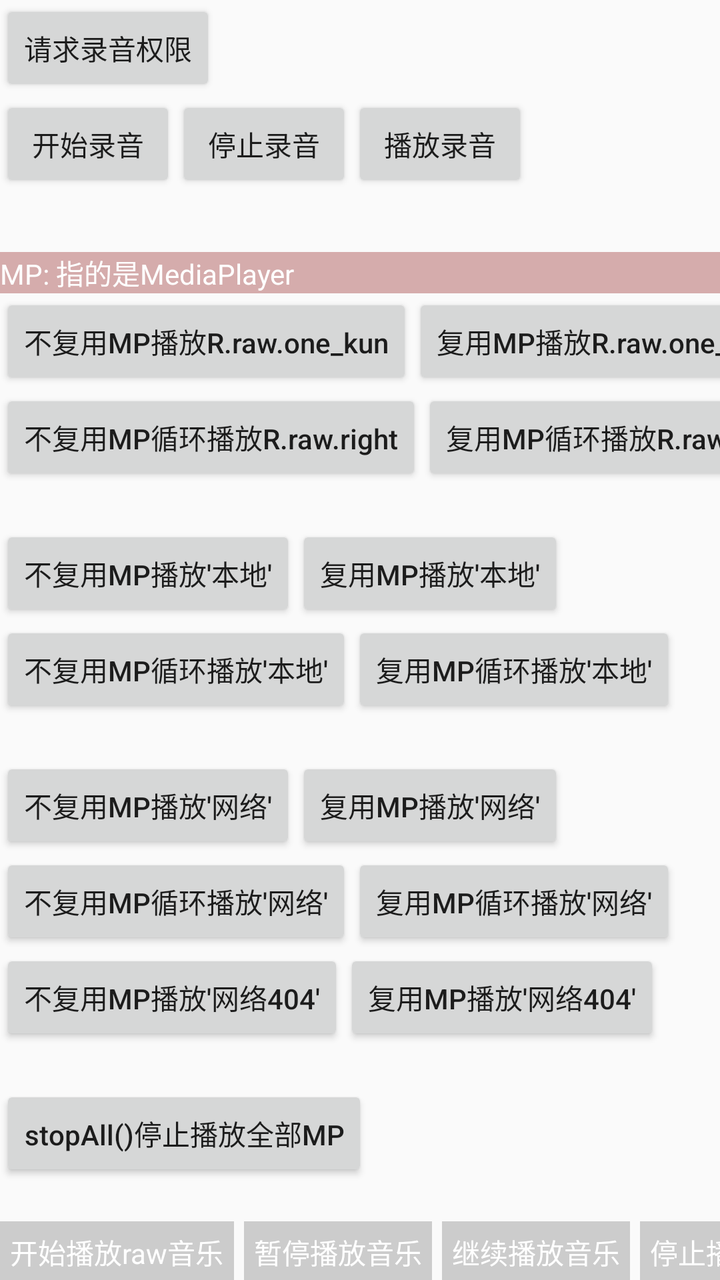
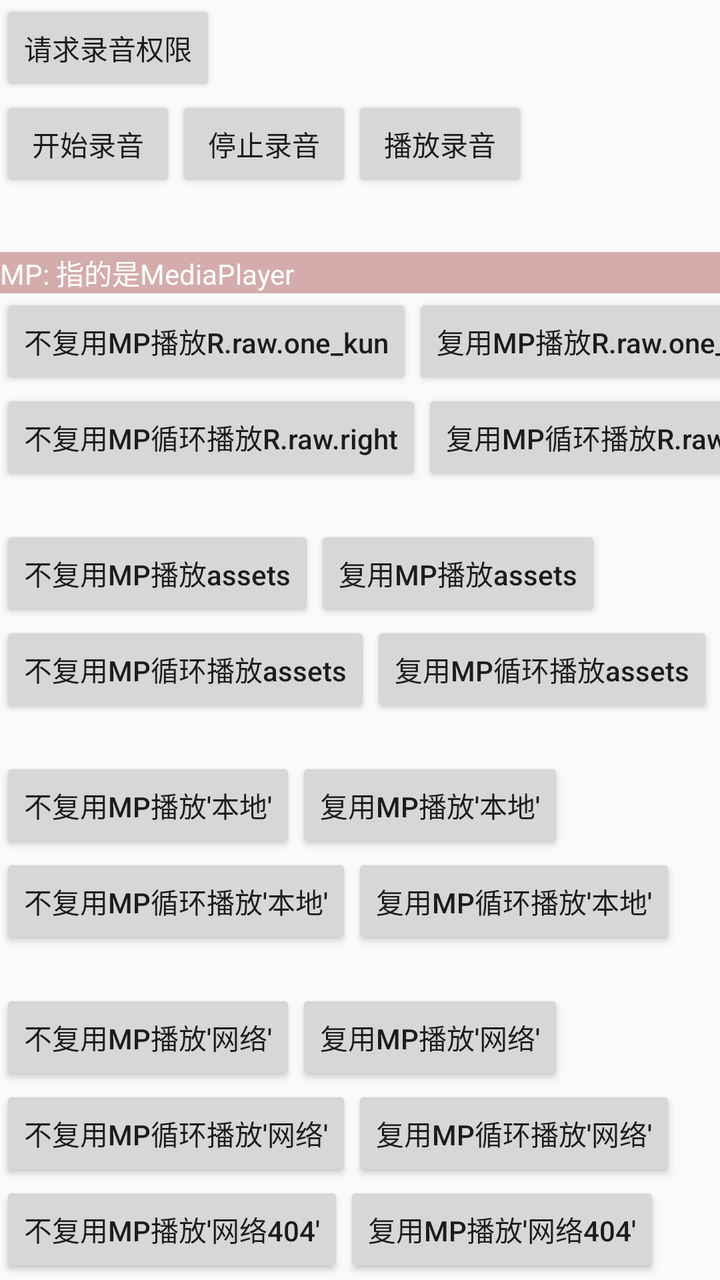

Compare the two renders of this Android layout. The source of the first and the diff that turns it into the second are given below.
<!-- AndroidManifest.xml: application theme AppTheme -->
<!-- res/layout/activity_audio_media.xml -->
<?xml version="1.0" encoding="utf-8"?>
<androidx.core.widget.NestedScrollView xmlns:android="http://schemas.android.com/apk/res/android"
    xmlns:app="http://schemas.android.com/apk/res-auto"
    xmlns:tools="http://schemas.android.com/tools"
    android:layout_width="match_parent"
    android:layout_height="match_parent"
    tools:context=".activity.AudioMediaActivity">

    <androidx.constraintlayout.widget.ConstraintLayout
        android:layout_width="match_parent"
        android:layout_height="match_parent">

        <Button
            android:id="@+id/btn_permission"
            android:layout_width="wrap_content"
            android:layout_height="wrap_content"
            android:onClick="onViewClicked"
            android:text="请求录音权限"
            android:transitionName="btnTest"
            app:layout_constraintStart_toStartOf="parent"
            app:layout_constraintTop_toTopOf="parent" />

        <Button
            android:id="@+id/btn_start_record"
            android:layout_width="wrap_content"
            android:layout_height="wrap_content"
            android:onClick="onViewClicked"
            android:text="开始录音"
            app:layout_constraintStart_toStartOf="parent"
            app:layout_constraintTop_toBottomOf="@id/btn_permission" />

        <Button
            android:id="@+id/btn_stop_record"
            android:layout_width="wrap_content"
            android:layout_height="wrap_content"
            android:onClick="onViewClicked"
            android:text="停止录音"
            app:layout_constraintStart_toEndOf="@id/btn_start_record"
            app:layout_constraintTop_toTopOf="@id/btn_start_record" />

        <Button
            android:id="@+id/btn_play_record"
            android:layout_width="wrap_content"
            android:layout_height="wrap_content"
            android:onClick="onViewClicked"
            android:text="播放录音"
            app:layout_constraintStart_toEndOf="@id/btn_stop_record"
            app:layout_constraintTop_toTopOf="@id/btn_start_record" />


        <androidx.appcompat.widget.AppCompatTextView
            android:id="@+id/tv0"
            android:layout_width="match_parent"
            android:layout_height="wrap_content"
            android:layout_marginTop="30dp"
            android:background="@color/red_trans_CC99"
            android:text="MP: 指的是MediaPlayer"
            android:textColor="@color/white"
            app:layout_constraintTop_toBottomOf="@id/btn_play_record" />

        <Button
            android:id="@+id/btn_start_play_raw0"
            android:layout_width="wrap_content"
            android:layout_height="wrap_content"
            android:onClick="onViewClicked"
            android:text="不复用MP播放R.raw.one_kun"
            app:layout_constraintStart_toStartOf="parent"
            app:layout_constraintTop_toBottomOf="@id/tv0" />

        <Button
            android:id="@+id/btn_start_play_raw1"
            android:layout_width="wrap_content"
            android:layout_height="wrap_content"
            android:onClick="onViewClicked"
            android:text="复用MP播放R.raw.one_kun"
            app:layout_constraintStart_toEndOf="@id/btn_start_play_raw0"
            app:layout_constraintTop_toTopOf="@id/btn_start_play_raw0" />

        <Button
            android:id="@+id/btn_start_play_raw2"
            android:layout_width="wrap_content"
            android:layout_height="wrap_content"
            android:onClick="onViewClicked"
            android:text="不复用MP循环播放R.raw.right"
            app:layout_constraintStart_toStartOf="parent"
            app:layout_constraintTop_toBottomOf="@id/btn_start_play_raw0" />

        <Button
            android:id="@+id/btn_start_play_raw3"
            android:layout_width="wrap_content"
            android:layout_height="wrap_content"
            android:onClick="onViewClicked"
            android:text="复用MP循环播放R.raw.right"
            app:layout_constraintStart_toEndOf="@id/btn_start_play_raw2"
            app:layout_constraintTop_toTopOf="@id/btn_start_play_raw2" />

        <Button
            android:id="@+id/btn_start_play_local0"
            android:layout_width="wrap_content"
            android:layout_height="wrap_content"
            android:layout_marginTop="20dp"
            android:onClick="onViewClicked"
            android:text="不复用MP播放'本地'"
            app:layout_constraintStart_toStartOf="parent"
            app:layout_constraintTop_toBottomOf="@id/btn_start_play_raw2" />

        <Button
            android:id="@+id/btn_start_play_local1"
            android:layout_width="wrap_content"
            android:layout_height="wrap_content"
            android:onClick="onViewClicked"
            android:text="复用MP播放'本地'"
            app:layout_constraintStart_toEndOf="@id/btn_start_play_local0"
            app:layout_constraintTop_toTopOf="@id/btn_start_play_local0" />

        <Button
            android:id="@+id/btn_start_play_local2"
            android:layout_width="wrap_content"
            android:layout_height="wrap_content"
            android:onClick="onViewClicked"
            android:text="不复用MP循环播放'本地'"
            app:layout_constraintStart_toStartOf="parent"
            app:layout_constraintTop_toBottomOf="@id/btn_start_play_local0" />

        <Button
            android:id="@+id/btn_start_play_local3"
            android:layout_width="wrap_content"
            android:layout_height="wrap_content"
            android:onClick="onViewClicked"
            android:text="复用MP循环播放'本地'"
            app:layout_constraintStart_toEndOf="@id/btn_start_play_local2"
            app:layout_constraintTop_toTopOf="@id/btn_start_play_local2" />

        <Button
            android:id="@+id/btn_start_play_net0"
            android:layout_width="wrap_content"
            android:layout_height="wrap_content"
            android:layout_marginTop="20dp"
            android:onClick="onViewClicked"
            android:text="不复用MP播放'网络'"
            app:layout_constraintStart_toStartOf="parent"
            app:layout_constraintTop_toBottomOf="@id/btn_start_play_local2" />

        <Button
            android:id="@+id/btn_start_play_net1"
            android:layout_width="wrap_content"
            android:layout_height="wrap_content"
            android:onClick="onViewClicked"
            android:text="复用MP播放'网络'"
            app:layout_constraintStart_toEndOf="@id/btn_start_play_net0"
            app:layout_constraintTop_toTopOf="@id/btn_start_play_net0" />

        <Button
            android:id="@+id/btn_start_play_net2"
            android:layout_width="wrap_content"
            android:layout_height="wrap_content"
            android:onClick="onViewClicked"
            android:text="不复用MP循环播放'网络'"
            app:layout_constraintStart_toStartOf="parent"
            app:layout_constraintTop_toBottomOf="@id/btn_start_play_net0" />

        <Button
            android:id="@+id/btn_start_play_net3"
            android:layout_width="wrap_content"
            android:layout_height="wrap_content"
            android:onClick="onViewClicked"
            android:text="复用MP循环播放'网络'"
            app:layout_constraintStart_toEndOf="@id/btn_start_play_net2"
            app:layout_constraintTop_toTopOf="@id/btn_start_play_net2" />

        <Button
            android:id="@+id/btn_start_play_net_404_0"
            android:layout_width="wrap_content"
            android:layout_height="wrap_content"
            android:onClick="onViewClicked"
            android:text="不复用MP播放'网络404'"
            app:layout_constraintStart_toStartOf="parent"
            app:layout_constraintTop_toBottomOf="@id/btn_start_play_net2" />

        <Button
            android:id="@+id/btn_start_play_net_404_1"
            android:layout_width="wrap_content"
            android:layout_height="wrap_content"
            android:onClick="onViewClicked"
            android:text="复用MP播放'网络404'"
            app:layout_constraintStart_toEndOf="@id/btn_start_play_net_404_0"
            app:layout_constraintTop_toTopOf="@id/btn_start_play_net_404_0" />

        <Button
            android:id="@+id/btn_release_all"
            android:layout_width="wrap_content"
            android:layout_height="wrap_content"
            android:layout_marginTop="20dp"
            android:onClick="onViewClicked"
            android:text="stopAll()停止播放全部MP"
            app:layout_constraintStart_toStartOf="parent"
            app:layout_constraintTop_toBottomOf="@id/btn_start_play_net_404_0" />


        <androidx.appcompat.widget.AppCompatTextView
            android:id="@+id/btn_start_play_raw"
            android:layout_width="wrap_content"
            android:layout_height="wrap_content"
            android:layout_marginTop="20dp"
            android:background="@color/grey_CCC"
            android:gravity="center"
            android:onClick="onViewClicked"
            android:padding="5dp"
            android:text="开始播放raw音乐"
            android:textColor="@color/white"
            app:layout_constraintStart_toStartOf="parent"
            app:layout_constraintTop_toBottomOf="@id/btn_release_all" />

        <androidx.appcompat.widget.AppCompatTextView
            android:id="@+id/btn_pause_play_raw"
            android:layout_width="wrap_content"
            android:layout_height="wrap_content"
            android:layout_marginStart="5dp"
            android:background="@color/grey_CCC"
            android:gravity="center"
            android:onClick="onViewClicked"
            android:padding="5dp"
            android:text="暂停播放音乐"
            android:textColor="@color/white"
            app:layout_constraintStart_toEndOf="@id/btn_start_play_raw"
            app:layout_constraintTop_toTopOf="@id/btn_start_play_raw" />

        <androidx.appcompat.widget.AppCompatTextView
            android:id="@+id/btn_continue_play_raw"
            android:layout_width="wrap_content"
            android:layout_height="wrap_content"
            android:layout_marginStart="5dp"
            android:background="@color/grey_CCC"
            android:gravity="center"
            android:onClick="onViewClicked"
            android:padding="5dp"
            android:text="继续播放音乐"
            android:textColor="@color/white"
            app:layout_constraintStart_toEndOf="@id/btn_pause_play_raw"
            app:layout_constraintTop_toTopOf="@id/btn_start_play_raw" />

        <androidx.appcompat.widget.AppCompatTextView
            android:id="@+id/btn_stop_play_raw"
            android:layout_width="wrap_content"
            android:layout_height="wrap_content"
            android:layout_marginStart="5dp"
            android:background="@color/grey_CCC"
            android:gravity="center"
            android:onClick="onViewClicked"
            android:padding="5dp"
            android:text="停止播放音乐"
            android:textColor="@color/white"
            app:layout_constraintStart_toEndOf="@id/btn_continue_play_raw"
            app:layout_constraintTop_toTopOf="@id/btn_start_play_raw" />

        <androidx.appcompat.widget.AppCompatTextView
            android:id="@+id/btn_start_play_http"
            android:layout_width="wrap_content"
            android:layout_height="wrap_content"
            android:layout_marginTop="20dp"
            android:background="@color/grey_CCC"
            android:gravity="center"
            android:onClick="onViewClicked"
            android:padding="5dp"
            android:text="开始播放http音乐"
            android:textColor="@color/white"
            app:layout_constraintStart_toStartOf="parent"
            app:layout_constraintTop_toBottomOf="@id/btn_start_play_raw" />

        <androidx.appcompat.widget.AppCompatTextView
            android:id="@+id/btn_pause_play_http"
            android:layout_width="wrap_content"
            android:layout_height="wrap_content"
            android:layout_marginStart="5dp"
            android:background="@color/grey_CCC"
            android:gravity="center"
            android:onClick="onViewClicked"
            android:padding="5dp"
            android:text="暂停播放音乐"
            android:textColor="@color/white"
            app:layout_constraintStart_toEndOf="@id/btn_start_play_http"
            app:layout_constraintTop_toTopOf="@id/btn_start_play_http" />

        <androidx.appcompat.widget.AppCompatTextView
            android:id="@+id/btn_continue_play_http"
            android:layout_width="wrap_content"
            android:layout_height="wrap_content"
            android:layout_marginStart="5dp"
            android:background="@color/grey_CCC"
            android:gravity="center"
            android:onClick="onViewClicked"
            android:padding="5dp"
            android:text="继续播放音乐"
            android:textColor="@color/white"
            app:layout_constraintStart_toEndOf="@id/btn_pause_play_http"
            app:layout_constraintTop_toTopOf="@id/btn_start_play_http" />

        <androidx.appcompat.widget.AppCompatTextView
            android:id="@+id/btn_stop_play_http"
            android:layout_width="wrap_content"
            android:layout_height="wrap_content"
            android:layout_marginStart="5dp"
            android:background="@color/grey_CCC"
            android:gravity="center"
            android:onClick="onViewClicked"
            android:padding="5dp"
            android:text="停止播放音乐"
            android:textColor="@color/white"
            app:layout_constraintStart_toEndOf="@id/btn_continue_play_http"
            app:layout_constraintTop_toTopOf="@id/btn_start_play_http" />

        <androidx.appcompat.widget.AppCompatTextView
            android:id="@+id/tv2"
            android:layout_width="wrap_content"
            android:layout_height="wrap_content"
            android:padding="5dp"
            android:text="播放速度系数:"
            app:layout_constraintStart_toStartOf="parent"
            app:layout_constraintTop_toBottomOf="@id/btn_start_play_http" />

        <androidx.appcompat.widget.AppCompatSeekBar
            android:id="@+id/seek_bar_speed"
            android:layout_width="0dp"
            android:layout_height="wrap_content"
            android:max="6491"
            android:min="10"
            android:progress="1000"
            app:layout_constraintBottom_toBottomOf="@id/tv2"
            app:layout_constraintEnd_toEndOf="parent"
            app:layout_constraintStart_toEndOf="@id/tv2"
            app:layout_constraintTop_toTopOf="@id/tv2" />

        <androidx.appcompat.widget.AppCompatEditText
            android:id="@+id/et_content"
            android:layout_width="match_parent"
            android:layout_height="wrap_content"
            android:layout_marginTop="15dp"
            android:hint="请输入要读取的内容"
            android:text="I have an eraser.\n我有块橡皮。"
            app:layout_constraintTop_toBottomOf="@id/tv2" />

        <Button
            android:id="@+id/btn_tts_play"
            android:layout_width="wrap_content"
            android:layout_height="wrap_content"
            android:onClick="onViewClicked"
            android:text="系统Tts播放输入的内容"
            app:layout_constraintStart_toStartOf="parent"
            app:layout_constraintTop_toBottomOf="@id/et_content" />

        <Button
            android:id="@+id/btn_tts_stop"
            android:layout_width="wrap_content"
            android:layout_height="wrap_content"
            android:onClick="onViewClicked"
            android:text="停止Tts"
            app:layout_constraintStart_toEndOf="@id/btn_tts_play"
            app:layout_constraintTop_toTopOf="@id/btn_tts_play" />
    </androidx.constraintlayout.widget.ConstraintLayout>
</androidx.core.widget.NestedScrollView>
<!-- resources referenced by this layout -->
<resources>
  <color name="grey_CCC">#CCC</color>
  <color name="red_trans_CC99">#CC99</color>
  <color name="white">#fff</color>
  <style name="AppTheme" parent="NoActionBar">
          <item name="windowActionBar">true</item>
          <item name="windowNoTitle">false</item>
  
  
  
  
  
      </style>
  <style name="NoActionBar" parent="AppThemeForMyAndroidFrameWork">
          
          <item name="colorPrimary">@color/colorPrimary</item>
          <item name="colorPrimaryDark">@color/colorPrimaryDark</item>
          <item name="colorAccent">@color/colorAccent</item>
      </style>
  <style name="AppThemeForMyAndroidFrameWork" parent="Theme.AppCompat.Light.NoActionBar">
          
          
  
          
          
          
  
          
          <item name="android:textAllCaps">false</item>
          
  
          
  
      </style>
  <color name="colorPrimary">#008577</color>
  <color name="colorPrimaryDark">#00574B</color>
  <color name="colorAccent">#D81B60</color>
</resources>

<!-- the commit's change to res/layout/activity_audio_media.xml (unified diff, before → after) -->
@@ -95,6 +95,43 @@
             app:layout_constraintTop_toTopOf="@id/btn_start_play_raw2" />
 
         <Button
+            android:id="@+id/btn_start_play_assets0"
+            android:layout_width="wrap_content"
+            android:layout_height="wrap_content"
+            android:layout_marginTop="20dp"
+            android:onClick="onViewClicked"
+            android:text="不复用MP播放assets"
+            app:layout_constraintStart_toStartOf="parent"
+            app:layout_constraintTop_toBottomOf="@id/btn_start_play_raw2" />
+
+        <Button
+            android:id="@+id/btn_start_play_assets1"
+            android:layout_width="wrap_content"
+            android:layout_height="wrap_content"
+            android:onClick="onViewClicked"
+            android:text="复用MP播放assets"
+            app:layout_constraintStart_toEndOf="@id/btn_start_play_assets0"
+            app:layout_constraintTop_toTopOf="@id/btn_start_play_assets0" />
+
+        <Button
+            android:id="@+id/btn_start_play_assets2"
+            android:layout_width="wrap_content"
+            android:layout_height="wrap_content"
+            android:onClick="onViewClicked"
+            android:text="不复用MP循环播放assets"
+            app:layout_constraintStart_toStartOf="parent"
+            app:layout_constraintTop_toBottomOf="@id/btn_start_play_assets0" />
+
+        <Button
+            android:id="@+id/btn_start_play_assets3"
+            android:layout_width="wrap_content"
+            android:layout_height="wrap_content"
+            android:onClick="onViewClicked"
+            android:text="复用MP循环播放assets"
+            app:layout_constraintStart_toEndOf="@id/btn_start_play_assets2"
+            app:layout_constraintTop_toTopOf="@id/btn_start_play_assets2" />
+
+        <Button
             android:id="@+id/btn_start_play_local0"
             android:layout_width="wrap_content"
             android:layout_height="wrap_content"
@@ -102,7 +139,7 @@
             android:onClick="onViewClicked"
             android:text="不复用MP播放'本地'"
             app:layout_constraintStart_toStartOf="parent"
-            app:layout_constraintTop_toBottomOf="@id/btn_start_play_raw2" />
+            app:layout_constraintTop_toBottomOf="@id/btn_start_play_assets3" />
 
         <Button
             android:id="@+id/btn_start_play_local1"
